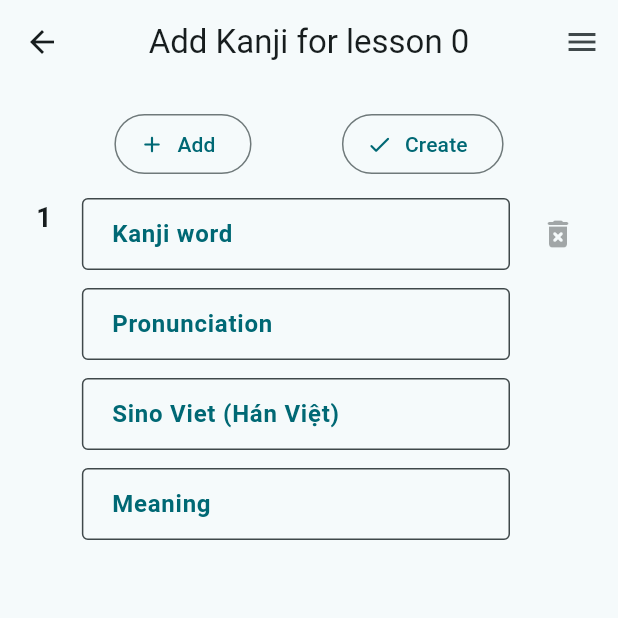
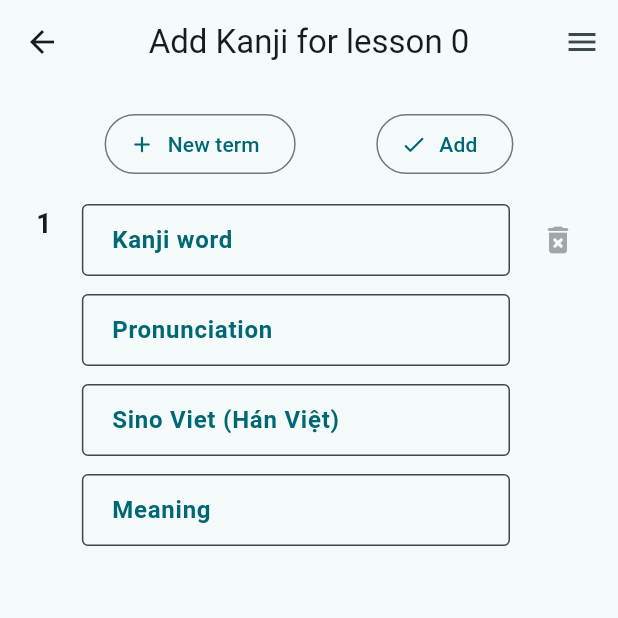
Before and after one commit to Bill-GD/fpt_jp, a Flutter app: the AddKanjiScreen screen opened directly with empty values, on a phone screen of 412 x 824 dp, the top half of it. Run offline on Flutter 3.47's test engine with Material 3 defaults, Android fonts, the phone set to English and light mode, and no system bars; our stand-ins replace connectivity_plus, font_awesome_flutter, theme_provider; missing offline and left inert: mysql_client; network calls fail; Roboto replaces fonts that are missing (Noto Sans Japanese).

Commit message:
insert new kanji word(s)

```diff
--- a/lib/main.dart
+++ b/lib/main.dart
@@ -1,6 +1,6 @@
 import 'dart:io';
+import 'dart:ui';
 
-import 'package:flutter/foundation.dart';
 import 'package:flutter/material.dart';
 import 'package:flutter/scheduler.dart';
 import 'package:path_provider/path_provider.dart';
@@ -120,6 +120,9 @@ class FPTJapaneseApp extends StatelessWidget {
                 ErrorWidget.builder = (errorDetails) => WidgetErrorScreen(e: errorDetails);
                 return child!;
               },
+              scrollBehavior: const MaterialScrollBehavior().copyWith(
+                dragDevices: {PointerDeviceKind.mouse, PointerDeviceKind.touch},
+              ),
               theme: ThemeProvider.themeOf(context).data,
               title: 'FPT JP',
               home: HomeScreen(viewModel: HomeViewModel(aboutRepo: AboutRepository())),
--- a/lib/ui/about/widgets/about_screen.dart
+++ b/lib/ui/about/widgets/about_screen.dart
@@ -78,7 +78,7 @@ class _AboutScreenState extends State<AboutScreen> {
                             transitionsBuilder: (_, anim1, __, child) {
                               return SlideTransition(
                                 position: Tween<Offset>(
-                                  begin: const Offset(-1, 0),
+                                  begin: const Offset(1, 0),
                                   end: const Offset(0, 0),
                                 ).animate(anim1),
                                 child: child,
--- a/lib/ui/about/widgets/version_list.dart
+++ b/lib/ui/about/widgets/version_list.dart
@@ -41,7 +41,7 @@ class _VersionListState extends State<VersionList> {
         backgroundColor: Theme.of(context).colorScheme.surface,
         surfaceTintColor: Colors.transparent,
         leading: IconButton(
-          icon: const Icon(Icons.arrow_back_ios_rounded),
+          icon: const Icon(Icons.arrow_forward_ios_rounded),
           onPressed: () => Navigator.of(context).pop(),
         ),
         title: const Text(
--- a/lib/ui/kanji/view_model/add_kanji_view_model.dart
+++ b/lib/ui/kanji/view_model/add_kanji_view_model.dart
@@ -5,11 +5,12 @@ import '../../../domain/models/kanji_word.dart';
 import '../../../utils/command/command.dart';
 import '../../../utils/command/result.dart';
 import '../../../utils/helpers/enums.dart';
+import '../../../utils/helpers/helper.dart';
 
 class AddKanjiViewModel extends ChangeNotifier {
   final KanjiRepository _kanjiRepo;
 
-  late final CommandNoParam<void> addNewWord;
+  late final CommandNoParam<void> addNewWord, insertWords;
   late final CommandParam<void, int> removeWord;
   late final CommandParam<void, (int, WordUpdateType, String)> updateWord;
 
@@ -37,6 +38,7 @@ class AddKanjiViewModel extends ChangeNotifier {
     addNewWord = CommandNoParam(_addNewWord);
     removeWord = CommandParam(_removeWord);
     updateWord = CommandParam(_updateWord);
+    insertWords = CommandNoParam(_insertWords);
   }
 
   Future<Result<void>> _addNewWord() async {
@@ -72,4 +74,10 @@ class AddKanjiViewModel extends ChangeNotifier {
     }
     return const Result.ok(null);
   }
+
+  Future<Result<void>> _insertWords() async {
+    await _kanjiRepo.insertKanji(_words);
+    Navigator.pop(getGlobalContext());
+    return const Result.ok(null);
+  }
 }
--- a/lib/ui/kanji/widgets/add_kanji_screen.dart
+++ b/lib/ui/kanji/widgets/add_kanji_screen.dart
@@ -29,33 +29,40 @@ class _AddKanjiScreenState extends State<AddKanjiScreen> {
           padding: const EdgeInsets.symmetric(horizontal: 16, vertical: 16),
           child: Column(
             children: [
-              Row(
+              Padding(
+                padding: const EdgeInsets.only(bottom: 16),
+                child: Row(
                   mainAxisAlignment: MainAxisAlignment.spaceEvenly,
                   children: [
                     OutlinedButton.icon(
                       onPressed: widget.viewModel.addNewWord.execute,
                       icon: const Icon(Icons.add_rounded),
+                      label: const Text('New term'),
+                    ),
+                    OutlinedButton.icon(
+                      onPressed: widget.viewModel.insertWords.execute,
+                      icon: const Icon(Icons.check_rounded),
                       label: const Text('Add'),
                     ),
-                  OutlinedButton.icon(
-                    onPressed: () {},
-                    icon: const Icon(Icons.check_rounded),
-                    label: const Text('Create'),
+                  ],
                 ),
-                ],
               ),
               Flexible(
                 child: ListenableBuilder(
                   listenable: widget.viewModel,
                   builder: (context, _) {
-                    return ListView.builder(
+                    return ListView.separated(
                       itemCount: widget.viewModel.words.length,
+                      separatorBuilder: (context, index) {
+                        return Padding(
+                          padding: const EdgeInsets.symmetric(vertical: 20),
+                          child: Divider(height: 16, color: Theme.of(context).colorScheme.onSurfaceVariant),
+                        );
+                      },
                       itemBuilder: (context, index) {
                         final word = widget.viewModel.words[index], wordCount = widget.viewModel.words.length;
 
-                        return Padding(
-                          padding: const EdgeInsets.only(top: 12),
-                          child: Row(
+                        return Row(
                           crossAxisAlignment: CrossAxisAlignment.start,
                           children: [
                             Padding(
@@ -145,7 +152,6 @@ class _AddKanjiScreenState extends State<AddKanjiScreen> {
                               ),
                             ),
                           ],
-                          ),
                         );
                       },
                     );
--- a/lib/utils/helpers/helper.dart
+++ b/lib/utils/helpers/helper.dart
@@ -61,3 +61,8 @@ BuildContext getGlobalContext() {
   }
   return Globals.navigatorKey.currentContext!;
 }
+
+/// [start] and [end] are inclusive
+List<int> range(int start, int end) {
+  return List<int>.generate(end - start + 1, (i) => i + start);
+}
--- a/pubspec.yaml
+++ b/pubspec.yaml
@@ -48,6 +48,7 @@ dev_dependencies:
 #  flutter_launcher_icons: ^0.14.3
 #  change_app_package_name: ^1.5.0
   import_sorter: ^4.6.0
+  msix: ^3.16.8
   flutter_test:
     sdk: flutter
 
```
Also changed, not shown: lib/data/repositories/kanji_repository.dart (+20 -0 lines), lib/ui/home/widgets/home_screen.dart (+6 -3 lines), lib/ui/kanji/widgets/kanji_lesson_list_screen.dart (+19 -6 lines), pubspec.lock, 2 other files. Lines whose indentation alone changed are shown as unchanged.
